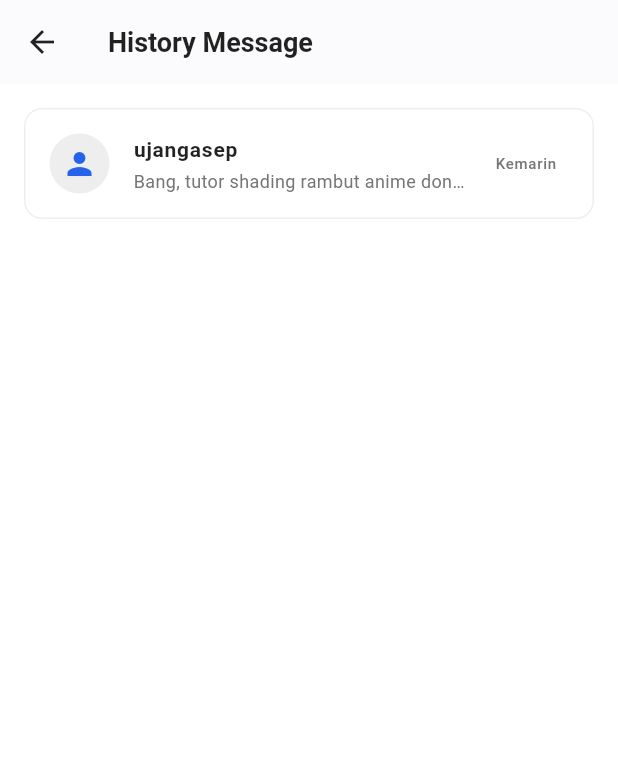
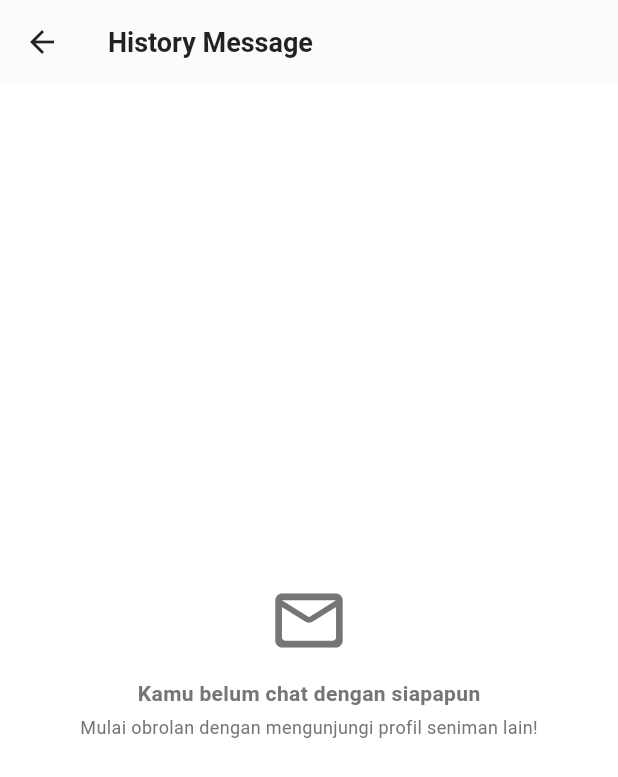
Before and after one commit to Naonimes/Pusepuh-Mobile, a Flutter app: the DmPage screen opened directly with empty values, on a phone screen of 412 x 824 dp. Shown: the top 777 px of the screen. Run offline on Flutter 3.47's test engine with Material 3 defaults, Android fonts, the phone set to English and light mode, and no system bars; network calls fail; Roboto replaces fonts that are missing (Poppins).

Commit message:
feat: enable interactive following thread navigation with board colors and reset dm history

```diff
--- a/lib/dm_page.dart
+++ b/lib/dm_page.dart
@@ -1,5 +1,4 @@
 import 'package:flutter/material.dart';
-import 'chat_room_page.dart';
 
 class DmPage extends StatelessWidget {
   final bool isDarkMode;
@@ -12,11 +11,8 @@ class DmPage extends StatelessWidget {
   @override
   Widget build(BuildContext context) {
     Color bgColor = isDarkMode ? const Color(0xFF121212) : Colors.white;
-    Color cardColor = isDarkMode ? const Color(0xFF1E1E1E) : Colors.white;
     Color textColor = isDarkMode ? Colors.white : Colors.black87;
     Color subTextColor = isDarkMode ? Colors.grey[400]! : Colors.grey[600]!;
-    Color borderColor = isDarkMode ? Colors.grey[800]! : Colors.grey[200]!;
-    Color primaryBlue = const Color(0xFF2563EB);
 
     return Scaffold(
       backgroundColor: bgColor,
@@ -34,45 +30,27 @@ class DmPage extends StatelessWidget {
           ),
         ),
       ),
-      body: ListView(
-        padding: const EdgeInsets.all(16),
-        children: [
-          Container(
-            decoration: BoxDecoration(
-              color: cardColor,
-              borderRadius: BorderRadius.circular(12),
-              border: Border.all(color: borderColor),
+      body: Center(
+        child: Column(
+          mainAxisAlignment: MainAxisAlignment.center,
+          children: [
+            Icon(Icons.mail_outline_rounded, size: 54, color: subTextColor),
+            const SizedBox(height: 12),
+            Text(
+              'Kamu belum chat dengan siapapun',
+              style: TextStyle(
+                fontSize: 14,
+                color: subTextColor,
+                fontWeight: FontWeight.w600,
+              ),
             ),
-            child: ListTile(
-              leading: CircleAvatar(
-                backgroundColor: isDarkMode ? Colors.grey[800] : Colors.grey[200],
-                child: Icon(Icons.person, color: primaryBlue),
-              ),
-              title: Text(
-                'ujangasep',
-                style: TextStyle(fontWeight: FontWeight.bold, fontSize: 14, color: textColor),
-              ),
-              subtitle: Text(
-                'Bang, tutor shading rambut anime dong, aku nyerah nih',
-                maxLines: 1,
-                overflow: TextOverflow.ellipsis,
-                style: TextStyle(fontSize: 12, color: subTextColor),
-              ),
-              trailing: Text(
-                'Kemarin',
-                style: TextStyle(fontSize: 10, color: subTextColor),
-              ),
-              onTap: () {
-                Navigator.push(
-                  context,
-                  MaterialPageRoute(
-                    builder: (context) => ChatRoomPage(targetUser: 'ujangasep', isDarkMode: isDarkMode),
-                  ),
-                );
-              },
+            const SizedBox(height: 4),
+            Text(
+              'Mulai obrolan dengan mengunjungi profil seniman lain!',
+              style: TextStyle(fontSize: 12, color: subTextColor),
             ),
-          ),
-        ],
+          ],
+        ),
       ),
     );
   }
```
Also changed, not shown: lib/following_page.dart (+46 -11 lines), lib/profile_page.dart (+9 -4 lines).
